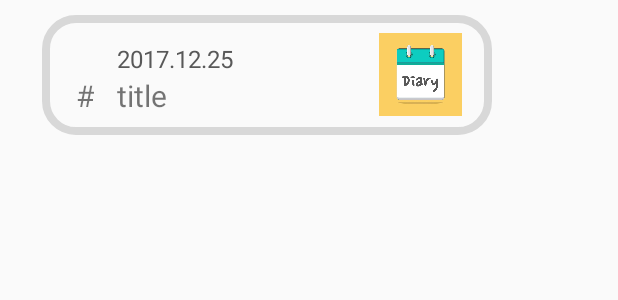
After one commit to Jeewan127/Ezen_Computer_Android_Studio, an Android app: the layout day_listview.xml on its own in the app's theme, with its tools: preview values and no code run, on a phone screen of 412 x 824 dp. The commit adds this screen. Shown: the top 300 px of the screen. Run offline under Robolectric (Android 15) with nearby library versions, the phone set to English and light mode, and no system bars.

Commit message:
no message

```diff
--- a/CalendarDiary/app/src/main/AndroidManifest.xml
+++ b/CalendarDiary/app/src/main/AndroidManifest.xml
@@ -25,7 +25,8 @@
                 <category android:name="android.intent.category.LAUNCHER" />
             </intent-filter>
         </activity>
-        <activity android:name=".DaylistActivity"></activity>
+        <activity android:name=".DaylistActivity" />
+        <activity android:name=".ChartActivity"></activity>
     </application>
 
 </manifest>
--- /dev/null
+++ b/CalendarDiary/app/src/main/res/drawable/rectangle_daylist.xml
@@ -0,0 +1,21 @@
+<?xml version="1.0" encoding="utf-8"?>
+<shape
+    xmlns:android="http://schemas.android.com/apk/res/android"
+    android:shape="rectangle">
+
+    <stroke
+        android:width="5dp"
+        android:color="#D8D8D8"/>
+
+    <corners
+        android:bottomLeftRadius="20dp"
+        android:bottomRightRadius="20dp"
+        android:topLeftRadius="20dp"
+        android:topRightRadius="20dp"/>
+
+    <padding
+        android:bottom="10dp"
+        android:left="10dp"
+        android:right="10dp"
+        android:top="10dp"/>
+</shape>
--- /dev/null
+++ b/CalendarDiary/app/src/main/res/layout/day_listview.xml
@@ -0,0 +1,57 @@
+<?xml version="1.0" encoding="utf-8"?>
+<RelativeLayout
+    xmlns:android="http://schemas.android.com/apk/res/android"
+    android:layout_width="300dp"
+    android:layout_height="80dp"
+    android:background="@drawable/rectangle_daylist"
+    android:layout_marginLeft="28dp"
+    android:layout_marginTop="10dp">
+
+    <ImageView
+        android:id="@+id/day_list_oval"
+        android:layout_width="20dp"
+        android:layout_height="20dp"
+        android:layout_marginLeft="10dp"
+        android:layout_marginTop="10dp"/>
+
+    <TextView
+        android:id="@+id/day_list_date"
+        android:layout_width="wrap_content"
+        android:layout_height="wrap_content"
+        android:text="2017.12.25"
+        android:textSize="16dp"
+        android:textColor="#585858"
+        android:layout_marginLeft="10dp"
+        android:layout_marginTop="8dp"
+        android:layout_toRightOf="@id/day_list_oval"/>
+
+    <TextView
+        android:id="@+id/day_list_hash"
+        android:layout_width="wrap_content"
+        android:layout_height="wrap_content"
+        android:text="#"
+        android:textSize="20dp"
+        android:layout_below="@id/day_list_oval"
+        android:layout_toLeftOf="@id/day_list_date"
+        android:layout_marginRight="5dp"/>
+
+    <TextView
+        android:id="@+id/day_list_title"
+        android:layout_width="wrap_content"
+        android:layout_height="wrap_content"
+        android:text="title"
+        android:layout_below="@id/day_list_date"
+        android:layout_toRightOf="@id/day_list_hash"
+        android:textSize="20dp"
+        android:layout_marginLeft="10dp"/>
+
+    <ImageView
+        android:layout_width="55dp"
+        android:layout_height="55dp"
+        android:background="@drawable/logo"
+        android:layout_alignParentRight="true"
+        android:layout_marginRight="10dp"
+        android:layout_centerVertical="true"/>
+
+
+</RelativeLayout>
--- a/CalendarDiary/app/src/main/res/layout/month_listview.xml
+++ b/CalendarDiary/app/src/main/res/layout/month_listview.xml
@@ -8,7 +8,6 @@
         android:id="@+id/month_list_oval"
         android:layout_width="20dp"
         android:layout_height="20dp"
-        android:background="@drawable/oval_pupple"
         android:layout_marginLeft="10dp"
         android:layout_marginTop="10dp"/>
 
```
Also changed, not shown: CalendarDiary/app/build.gradle (+8 -2 lines), CalendarDiary/app/src/main/java/com/example/administrator/calendardiary/ChartActivity.java (added, +13 -0 lines), CalendarDiary/app/src/main/res/layout/activity_chart.xml (added, +272 -0 lines), CalendarDiary/app/src/main/res/layout/activity_daylist.xml (+59 -7 lines), CalendarDiary/app/src/main/res/drawable/oval_bad.png (added), CalendarDiary/app/src/main/res/drawable/oval_good.png (added), CalendarDiary/app/src/main/res/drawable/oval_gray.png (deleted), CalendarDiary/app/src/main/res/drawable/oval_happy.png (added), CalendarDiary/app/src/main/res/drawable/oval_pupple.png (deleted), CalendarDiary/app/src/main/res/drawable/oval_red.png (deleted), CalendarDiary/app/src/main/res/drawable/oval_sad.png (added), CalendarDiary/app/src/main/res/drawable/oval_soso.png (added), CalendarDiary/app/src/main/res/drawable/oval_yellow_green.png (deleted), CalendarDiary/build.gradle (line endings or trailing spaces).
